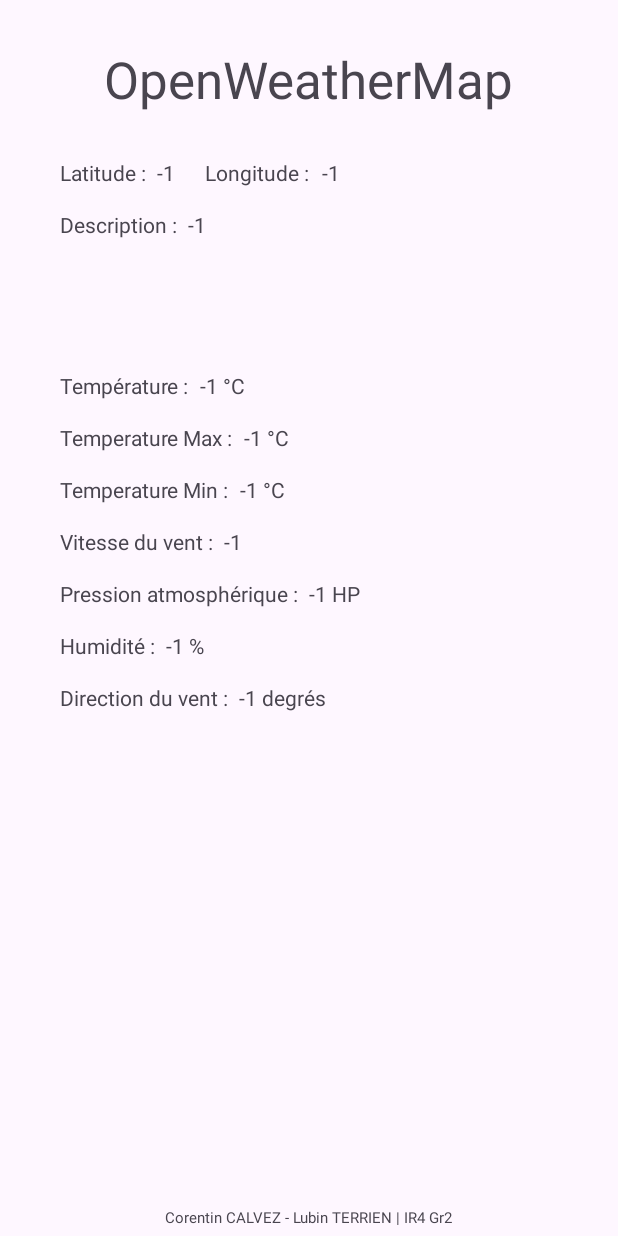
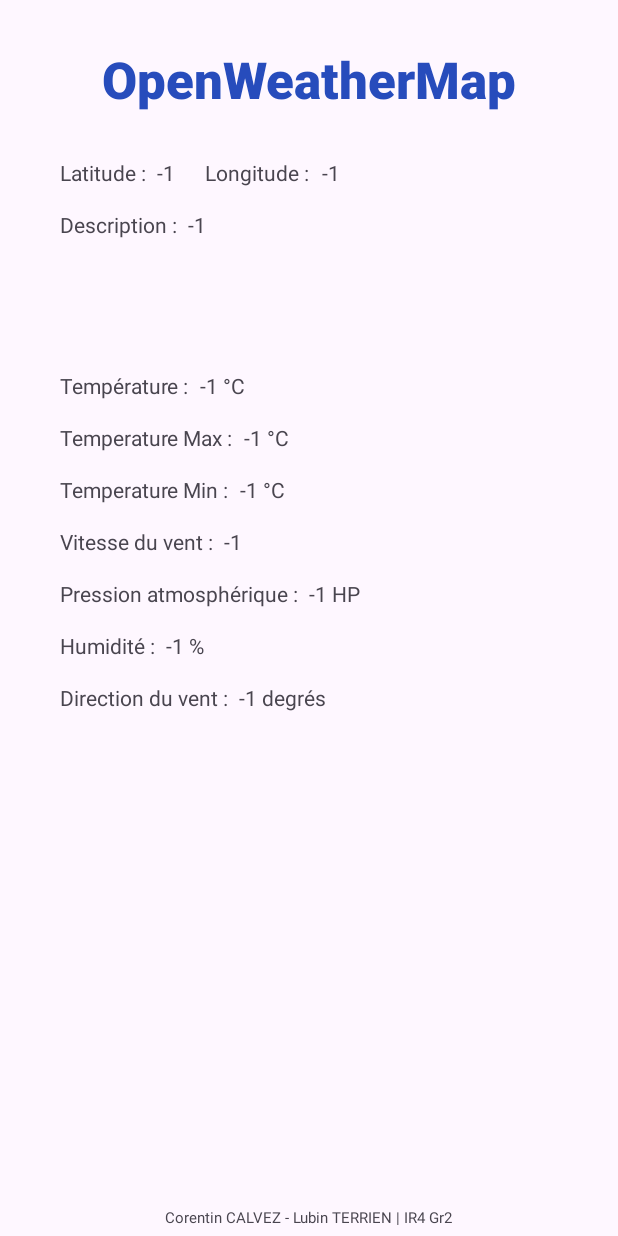
Before and after one commit to Lub123456/TPOpenWeather, an Android app: the screen it shows after launch (MainActivity), on a phone screen of 412 x 824 dp. Run offline under Robolectric (Android 15) with nearby library versions, the phone set to English and light mode, and no system bars; our stand-ins replace Volley; network calls fail.

Commit message:
fix: update title color

```diff
--- a/app/src/main/res/layout/activity_main.xml
+++ b/app/src/main/res/layout/activity_main.xml
@@ -173,8 +173,10 @@
         android:layout_width="wrap_content"
         android:layout_height="wrap_content"
         android:layout_marginTop="30dp"
+        android:fontFamily="sans-serif-black"
         android:text="OpenWeatherMap"
         android:textAppearance="@style/TextAppearance.AppCompat.Display1"
+        android:textColor="#274CBC"
         app:layout_constraintEnd_toEndOf="parent"
         app:layout_constraintStart_toStartOf="parent"
         app:layout_constraintTop_toTopOf="parent" />
```
